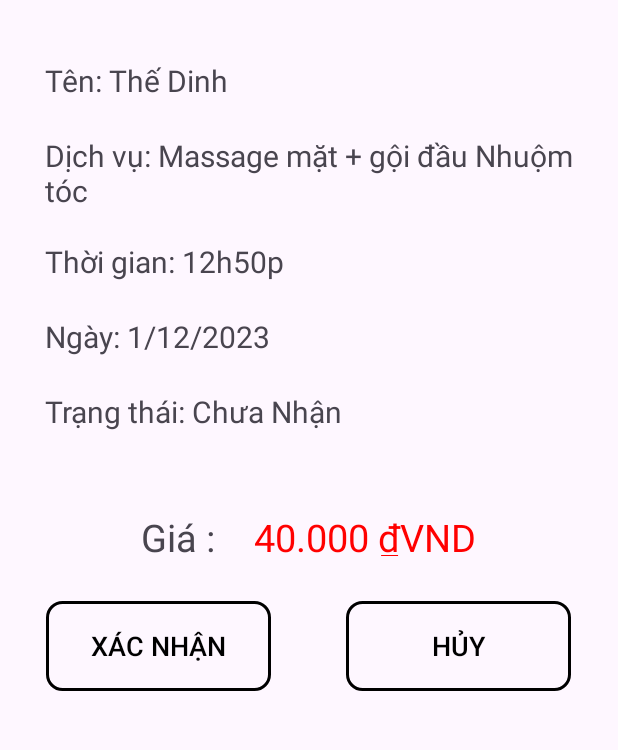
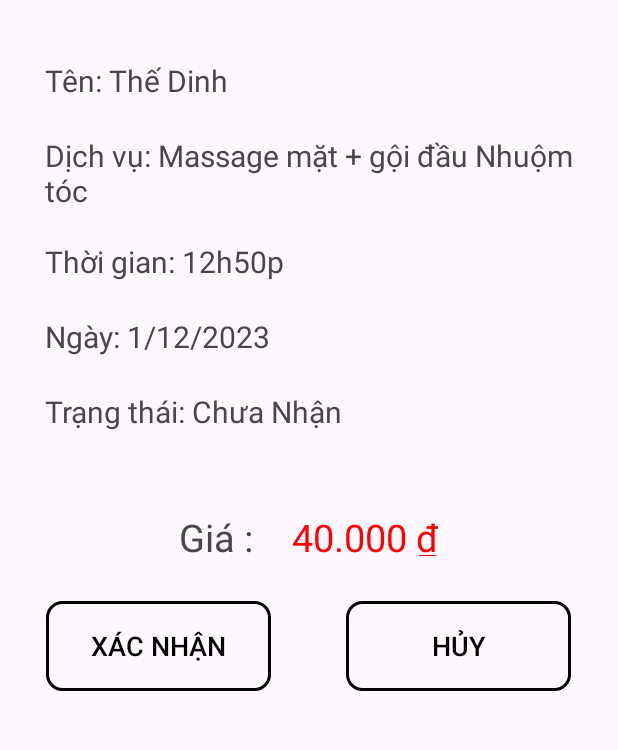
Before and after one commit to TonTaiDz/4TLStylist, an Android app: the DonDatActivity screen opened directly, with no data from a screen before it, after a tap on an icon or button, on a phone screen of 412 x 824 dp, the part 315-1065 px from its top. Run offline under Robolectric (Android 15) with nearby library versions, the light colour scheme and no system bars.

Commit message:
status bar fix lỗi format price

```diff
--- a/app/src/main/java/com/example/a4tlstylist/LichDatCuaBanActivity.java
+++ b/app/src/main/java/com/example/a4tlstylist/LichDatCuaBanActivity.java
@@ -10,6 +10,7 @@ import android.util.Log;
 import android.view.View;
 import android.widget.Toast;
 
+import com.example.a4tlstylist.Funtions.MoneyFormat;
 import com.example.a4tlstylist.dao.DatLichDAO;
 import com.example.a4tlstylist.databinding.ActivityLichDatCuaBanBinding;
 import com.example.a4tlstylist.models.HoaDonCT;
@@ -50,7 +51,7 @@ public class LichDatCuaBanActivity extends AppCompatActivity {
         binding.txtDichVu.setText(dichvu);
         binding.txtThoiGian.setText("Thời gian: " + hoaDonCT.getThoigian());
         binding.txtNgay.setText("Ngày: " + hoaDonCT.getNgay());
-        binding.txtTongTien.setText(hoaDonCT.getGiaTien() + "VND");
+        binding.txtTongTien.setText(MoneyFormat.moneyFormat(hoaDonCT.getGiaTien()));
         binding.txtTrangThai.setText("Trạng thái: " + hoaDonCT.getTrangthai());
         if (hoaDonCT.getTrangthai().equals("Đã xong") || hoaDonCT.getTrangthai().equals("Hủy")){
             binding.btnHuy.setVisibility(View.GONE);
--- a/app/src/main/java/com/example/a4tlstylist/adapter/DatLichAdapter.java
+++ b/app/src/main/java/com/example/a4tlstylist/adapter/DatLichAdapter.java
@@ -13,6 +13,7 @@ import androidx.annotation.NonNull;
 import androidx.recyclerview.widget.RecyclerView;
 
 
+import com.example.a4tlstylist.Funtions.MoneyFormat;
 import com.example.a4tlstylist.R;
 import com.example.a4tlstylist.dao.DatLichDAO;
 import com.example.a4tlstylist.databinding.ItemDondatBinding;
@@ -45,7 +46,7 @@ public class DatLichAdapter extends RecyclerView.Adapter<DatLichAdapter.ViewHold
         holder.binding.txtIDLichDat.setText("Id lịch: "+ hoaDonCT.getIdlichdat());
         holder.binding.txtThoiGian.setText("Thời gian: "+ hoaDonCT.getThoigian()+"\n"+hoaDonCT.getNgay());
         holder.binding.txtTrangThai.setText("Trạng thái: " + hoaDonCT.getTrangthai());
-        holder.binding.txtGia.setText("Đơn giá: " + hoaDonCT.getGiaTien()+"VND");
+        holder.binding.txtGia.setText("Đơn giá: " + MoneyFormat.moneyFormat(hoaDonCT.getGiaTien()));
         holder.binding.item.setOnClickListener(new View.OnClickListener() {
             @Override
             public void onClick(View view) {
--- a/app/src/main/java/com/example/a4tlstylist/lichDatCuaKhachActivity.java
+++ b/app/src/main/java/com/example/a4tlstylist/lichDatCuaKhachActivity.java
@@ -50,7 +50,7 @@ public class lichDatCuaKhachActivity extends AppCompatActivity {
 
         binding.txtThoiGian.setText("Thời gian: " + hoaDonCT.getThoigian());
         binding.txtNgay.setText("Ngày: " + hoaDonCT.getNgay());
-        binding.txtTongTien.setText(MoneyFormat.moneyFormat(hoaDonCT.getGiaTien()) + "VND");
+        binding.txtTongTien.setText(MoneyFormat.moneyFormat(hoaDonCT.getGiaTien()));
         binding.txtTrangThai.setText("Trạng thái: " + hoaDonCT.getTrangthai());
 
 
--- a/app/src/main/res/layout/activity_dang_nhap.xml
+++ b/app/src/main/res/layout/activity_dang_nhap.xml
@@ -5,6 +5,7 @@
     android:layout_width="match_parent"
     android:layout_height="match_parent"
     android:gravity="center"
+    android:background="@color/white"
     android:orientation="vertical"
     tools:context=".MainActivity"
     >
--- a/app/src/main/res/values/themes.xml
+++ b/app/src/main/res/values/themes.xml
@@ -5,5 +5,8 @@
         <!-- <item name="colorPrimary">@color/my_light_primary</item> -->
     </style>
 
-    <style name="Theme._4TLStylist" parent="Base.Theme._4TLStylist" />
+    <style name="Theme._4TLStylist" parent="Base.Theme._4TLStylist">
+        <item name="android:statusBarColor">@color/white</item>
+    </style>
+
 </resources>
```
